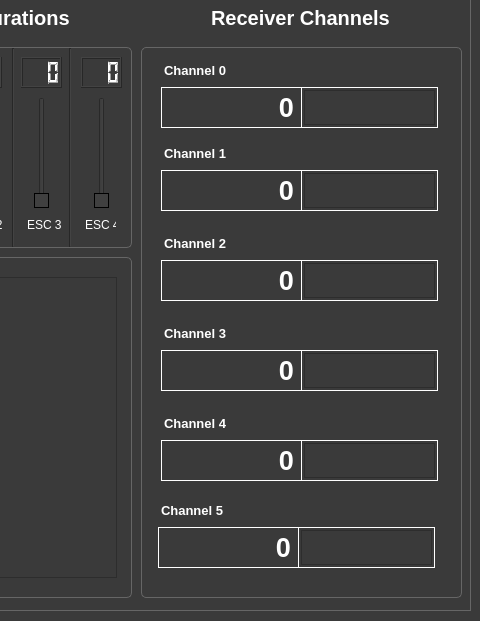
First picture: the form in files/gui.ui, repository agile-robotics-team/flight-controller-gui, before the edit; both pictures show x 760 to 1240 and y 170 to 791 of the 1240 by 791 pixel window.
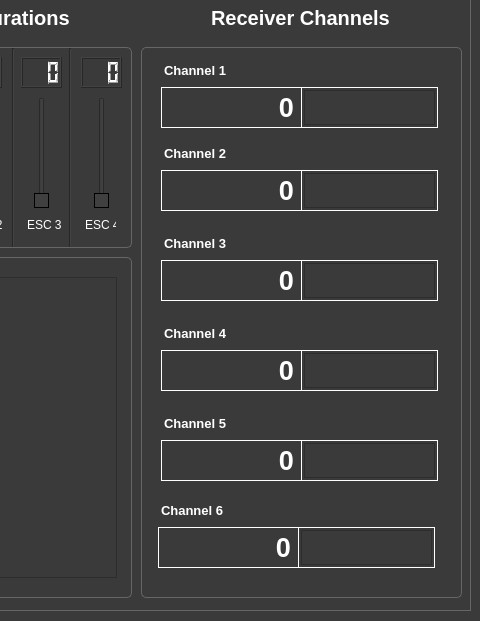
Second picture: the form after the edit. Icons and pictures are not drawn. Custom widgets are drawn as their Qt base class.

```diff
--- a/files/gui.ui
+++ b/files/gui.ui
@@ -2534,7 +2534,7 @@
 }</string>
        </property>
        <property name="text">
-        <string>Channel 5</string>
+        <string>Channel 6</string>
        </property>
       </widget>
       <widget class="QLabel" name="channel_2_text">
@@ -2633,7 +2633,7 @@
 }</string>
        </property>
        <property name="text">
-        <string>Channel 1</string>
+        <string>Channel 2</string>
        </property>
       </widget>
       <widget class="PlotWidget" name="channel_1_plot">
@@ -2734,7 +2734,7 @@
 }</string>
        </property>
        <property name="text">
-        <string>Channel 0</string>
+        <string>Channel 1</string>
        </property>
       </widget>
       <widget class="QLabel" name="channel_4_title">
@@ -2759,7 +2759,7 @@
 }</string>
        </property>
        <property name="text">
-        <string>Channel 4</string>
+        <string>Channel 5</string>
        </property>
       </widget>
       <widget class="PlotWidget" name="channel_2_plot">
@@ -2871,7 +2871,7 @@
 }</string>
        </property>
        <property name="text">
-        <string>Channel 3</string>
+        <string>Channel 4</string>
        </property>
       </widget>
       <widget class="QLabel" name="z1">
@@ -2933,7 +2933,7 @@
 }</string>
        </property>
        <property name="text">
-        <string>Channel 2</string>
+        <string>Channel 3</string>
        </property>
       </widget>
       <widget class="QLabel" name="channel_1_text">
```
